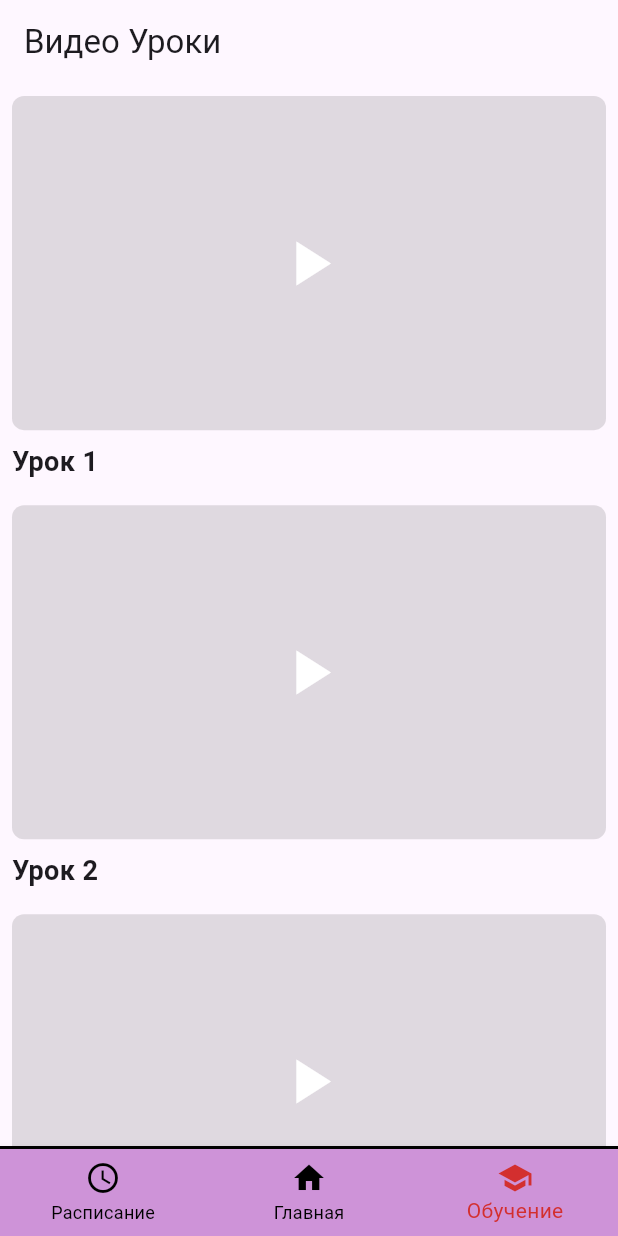
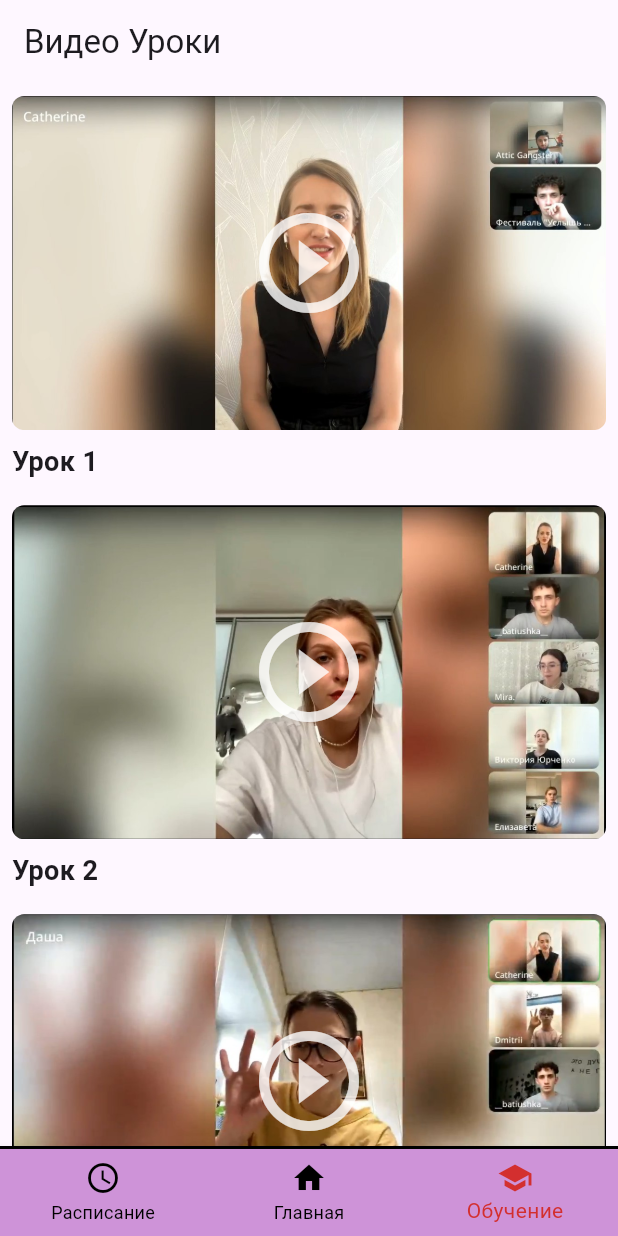
Before and after one commit to Gidrex/education-app, a Flutter app: the screen it shows after launch, item 3 of the bottom bar chosen, on a phone screen of 412 x 824 dp. Run offline on Flutter 3.47's test engine with Material 3 defaults, Android fonts, the light colour scheme and no system bars; our stand-ins replace webview_flutter.

Commit message:
Alexey doing good

```diff
--- a/lib/pages/video_list_screen.dart
+++ b/lib/pages/video_list_screen.dart
@@ -5,19 +5,23 @@ class VideoListScreen extends StatelessWidget {
   final List<Map<String, String>> videos = [
     {
       'title': 'Урок 1',
-      'videoUrl': 'https://mega.nz/embed/zYsDRAyb#HfyhfCNQbTZRrhMNZ6pzhzgJnCQ7YtunGj3978UECRQ', // Прямая ссылка на видео
+      'videoUrl': 'https://mega.nz/embed/zYsDRAyb#HfyhfCNQbTZRrhMNZ6pzhzgJnCQ7YtunGj3978UECRQ',
+      'posterUrl': 'lib/assets/poster1.jpg',
     },
     {
       'title': 'Урок 2',
       'videoUrl': 'https://mega.nz/embed/aIFnTAYb#SNaTWL4W1Odw8Q_b7JN5dm9LJ4TaHEfsMo22X4vq3_8',
+      'posterUrl': 'lib/assets/poster2.jpg',
     },
     {
       'title': 'Урок 3',
       'videoUrl': 'https://mega.nz/embed/2ZEH3ILb#EXOL7ZU4BUUZUg7z6MzLEZzPwVy4WpTcIi8nrPXhfgo',
+      'posterUrl': 'lib/assets/poster3.jpg',
     },
     {
       'title': 'Урок 4',
       'videoUrl': 'https://mega.nz/embed/rAMhXLgL#W4CXIz0dg8C4tWnAxfGa7HdopTWmkCHxnEEyJl_BGUQ',
+      'posterUrl': 'lib/assets/poster4.jpg',
     },
   ];
 
@@ -50,18 +54,29 @@ class VideoListScreen extends StatelessWidget {
                         ),
                       );
                     },
-                    child: Container(
-                      decoration: BoxDecoration(
-                        color: Colors.black12,
-                        borderRadius: BorderRadius.circular(8),
-                      ),
-                      child: Center(
-                        child: Icon(Icons.play_arrow, size: 50, color: Colors.white),
-                      ),
+                    child: Stack(
+                      children: [
+                        Container(
+                          decoration: BoxDecoration(
+                            borderRadius: BorderRadius.circular(8),
+                            image: DecorationImage(
+                              image: AssetImage(video['posterUrl'] ?? 'assets/default_poster.jpg'),
+                              fit: BoxFit.cover,
+                            ),
+                          ),
+                        ),
+                        Center(
+                          child: Icon(
+                            Icons.play_circle_outline,
+                            size: 80.0,
+                            color: Colors.white.withOpacity(0.8),
+                          ),
+                        ),
+                      ],
                     ),
                   ),
                 ),
-                SizedBox(height: 8), // Отступ между видео и заголовком
+                SizedBox(height: 8),
                 Text(
                   video['title'] ?? 'Без названия',
                   style: TextStyle(fontSize: 18, fontWeight: FontWeight.bold),
```
Also changed, not shown: pubspec.yaml (+7 -70 lines), lib/assets/poster1.jpg (added), lib/assets/poster2.jpg (added), lib/assets/poster3.jpg (added), lib/assets/poster4.jpg (added), pubspec.lock.
